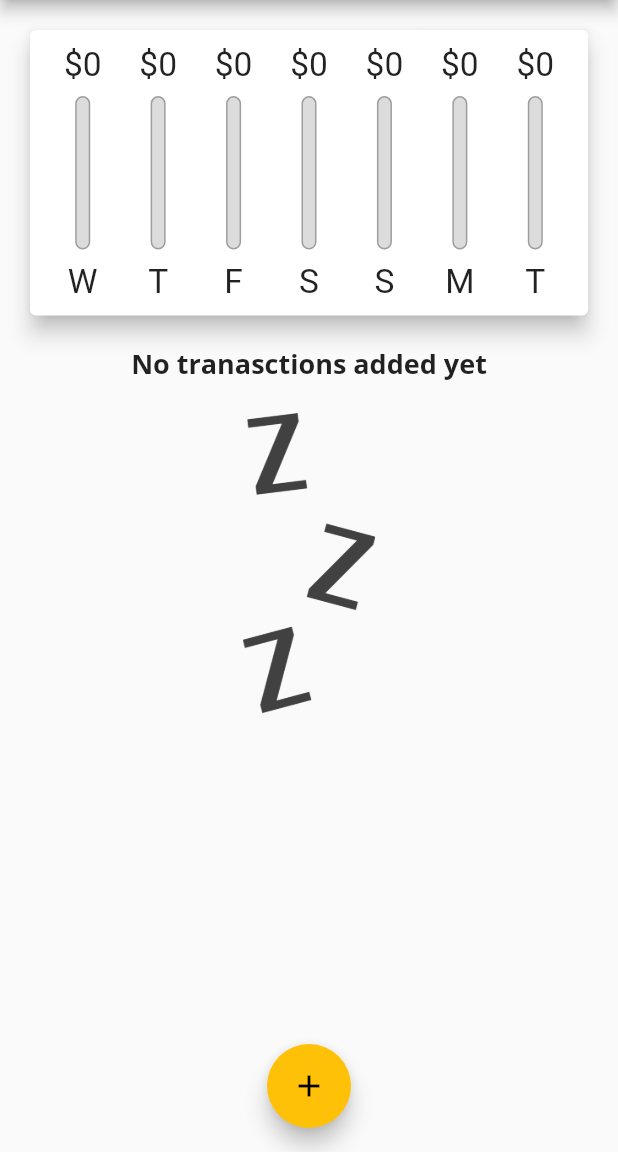
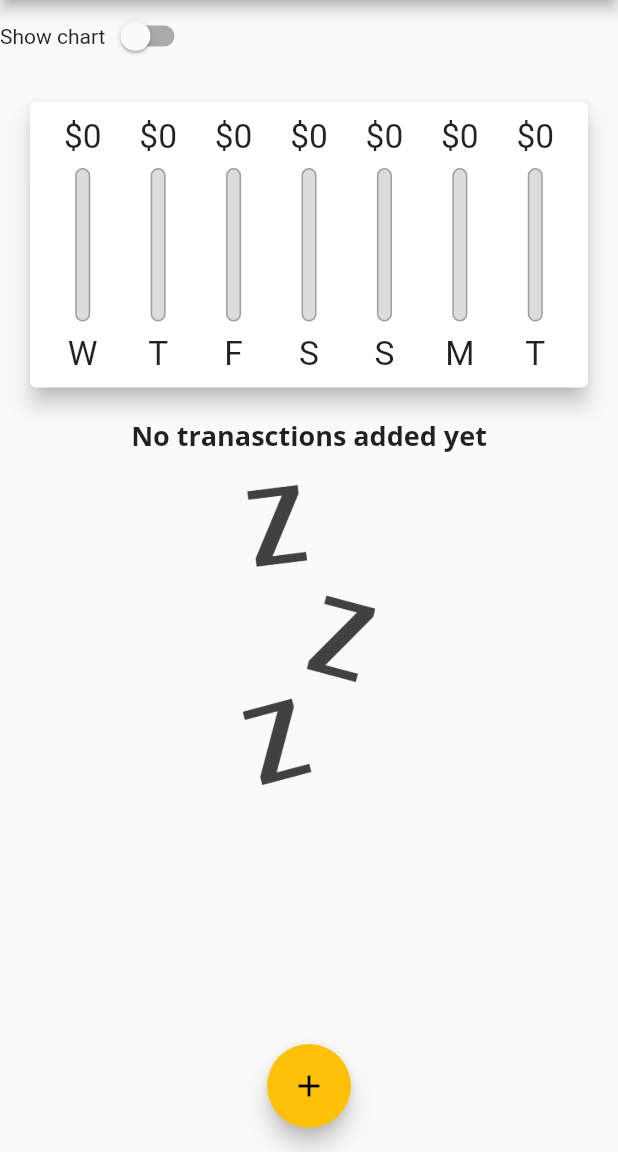
Before and after one commit to Abood2284/flutter_04_expenseTracker, a Flutter app: the screen it shows after launch, on a phone screen of 412 x 824 dp, the part 84-1236 px from its top. Run offline on Flutter 3.47's test engine with Material 2 defaults, Android fonts, the phone set to English and light mode, and no system bars.

Commit message:
Working on the switch that controls the whether to show a chart or list

```diff
--- a/lib/main.dart
+++ b/lib/main.dart
@@ -8,7 +8,7 @@ import './widgets/new_transaction.dart';
 import './widgets/chart.dart';
 
 void main() {
-/// * Locking the device orientation
+  /// * Locking the device orientation
   // WidgetsFlutterBinding.ensureInitialized();
   // SystemChrome.setPreferredOrientations(
   //     [DeviceOrientation.portraitUp, DeviceOrientation.portraitDown]);
@@ -75,6 +75,9 @@ class _MyHomePageState extends State<MyHomePage> {
     }).toList();
   }
 
+  /// * Sets the state of the switch
+  bool _isChanged = false;
+
   /// * Add new objects in TransactionList + Updates the State
   void _addTx(String txTitle, double txAmount, DateTime selectedDate) {
     final newTx = Transaction(
@@ -129,6 +132,16 @@ class _MyHomePageState extends State<MyHomePage> {
         body: SingleChildScrollView(
           child:
               Column(crossAxisAlignment: CrossAxisAlignment.stretch, children: [
+            Row(
+              children: [
+                Text('Show chart'),
+                Switch(value: _isChanged, onChanged: (val) {
+                  setState(() {
+                    _isChanged = val;
+                  });
+                }),
+              ],
+            ),
             Container(
 
                 /// * MediaQuery is a class that allows styling widgets according to the devivce user have
```
